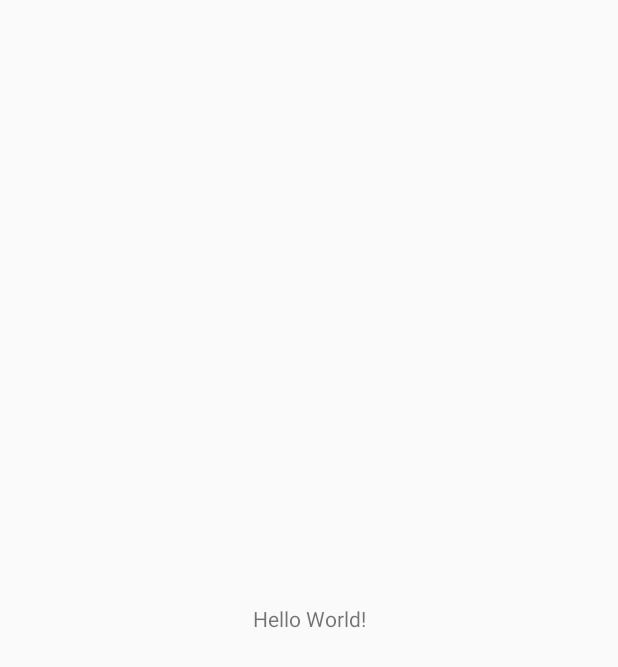
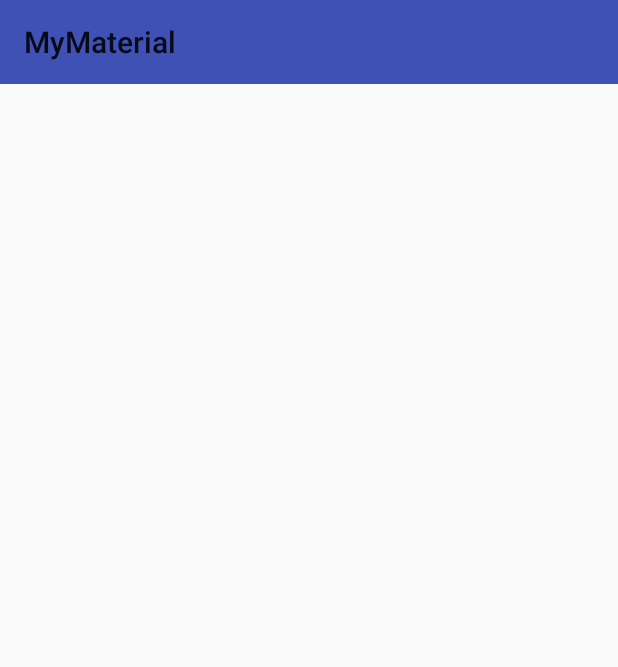
Before and after one commit to ChristineWasike/MyMaterial, an Android app: the screen it shows after launch (MainActivity), on a phone screen of 412 x 824 dp. Before the commit the part shown is almost empty. Shown: the top 667 px of the screen. Run offline under Robolectric (Android 15) with nearby library versions, the phone set to English and light mode, and no system bars.

Commit message:
Added a toolbar to the Main Activity

```diff
--- a/app/src/main/java/com/example/wasike/mymaterial/MainActivity.java
+++ b/app/src/main/java/com/example/wasike/mymaterial/MainActivity.java
@@ -2,6 +2,7 @@ package com.example.wasike.mymaterial;
 
 import android.support.v7.app.AppCompatActivity;
 import android.os.Bundle;
+import android.support.v7.widget.Toolbar;
 
 public class MainActivity extends AppCompatActivity {
 
@@ -9,5 +10,9 @@ public class MainActivity extends AppCompatActivity {
     protected void onCreate(Bundle savedInstanceState) {
         super.onCreate(savedInstanceState);
         setContentView(R.layout.activity_main);
+
+        //Adding Toolbar to Main Screen
+        Toolbar toolbar = (Toolbar) findViewById(R.id.toolbar);
+        setSupportActionBar(toolbar);
     }
 }
--- a/app/src/main/res/layout/activity_main.xml
+++ b/app/src/main/res/layout/activity_main.xml
@@ -1,18 +1,17 @@
 <?xml version="1.0" encoding="utf-8"?>
-<android.support.constraint.ConstraintLayout xmlns:android="http://schemas.android.com/apk/res/android"
+<RelativeLayout xmlns:android="http://schemas.android.com/apk/res/android"
     xmlns:app="http://schemas.android.com/apk/res-auto"
     xmlns:tools="http://schemas.android.com/tools"
     android:layout_width="match_parent"
     android:layout_height="match_parent"
     tools:context="com.example.wasike.mymaterial.MainActivity">
 
-    <TextView
-        android:layout_width="wrap_content"
-        android:layout_height="wrap_content"
-        android:text="Hello World!"
-        app:layout_constraintBottom_toBottomOf="parent"
-        app:layout_constraintLeft_toLeftOf="parent"
-        app:layout_constraintRight_toRightOf="parent"
-        app:layout_constraintTop_toTopOf="parent" />
+    <android.support.v7.widget.Toolbar
+        android:id ="@+id/toolbar"
+        android:layout_width="match_parent"
+        android:layout_height="?attr/actionBarSize"
+        android:background="?attr/colorPrimary"
+        app:layout_scrollFlags="scroll|enterAlways"
+        app:popupTheme="@style/ThemeOverlay.AppCompat.Light"/>
 
-</android.support.constraint.ConstraintLayout>
+</RelativeLayout>
```
